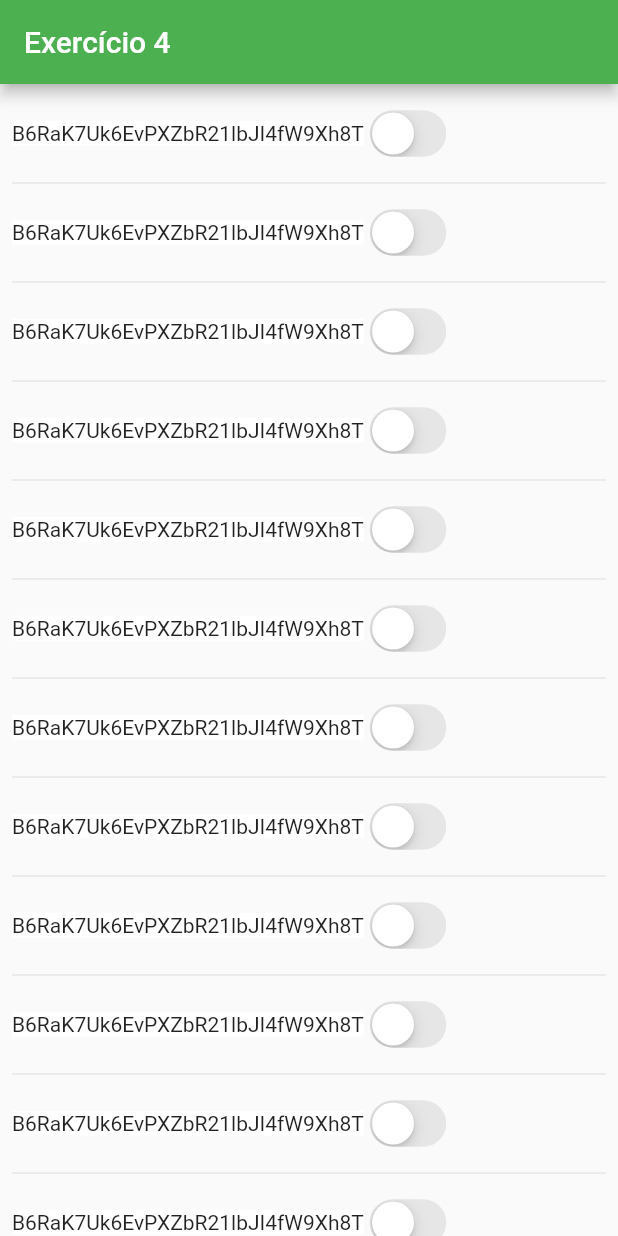
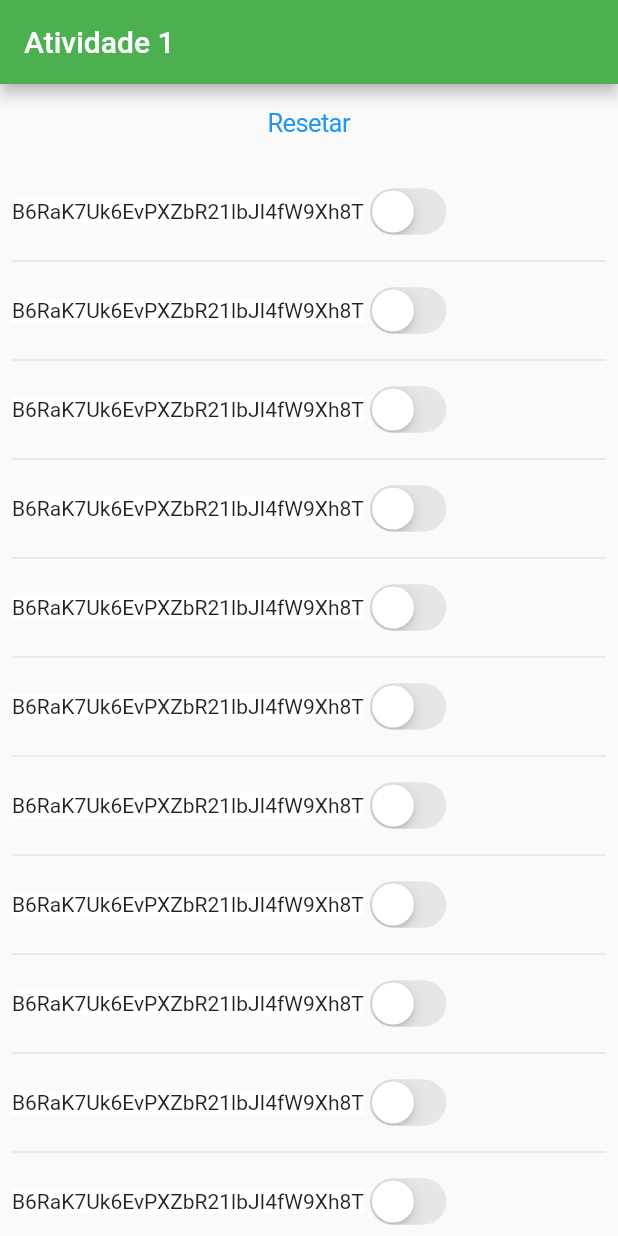
Before and after one commit to Italord0/flutter-atividade-1, a Flutter app: the screen it shows after launch, on a phone screen of 412 x 824 dp. Run offline on Flutter 3.47's test engine with Material 2 defaults, Android fonts, the phone set to English and light mode, and no system bars; our stand-ins replace get_it, injectable.

```diff
--- a/lib/item.dart
+++ b/lib/data/item.dart
@@ -1,5 +1,3 @@
-import 'dart:ffi';
-
 class Item {
   String content;
   bool enabled;
--- /dev/null
+++ b/lib/domain/dataSource/item_datasource.dart
@@ -0,0 +1,5 @@
+import 'package:hello_world/data/item.dart';
+
+abstract class ItemDataSource{
+  List<Item> getItems(int numberOfItems);
+}
--- /dev/null
+++ b/lib/domain/repository/item_repository.dart
@@ -0,0 +1,5 @@
+import 'package:hello_world/data/item.dart';
+
+abstract class ItemRepository{
+  List<Item> get1000Items();
+}
--- a/lib/item_widget.dart
+++ b/lib/item_widget.dart
@@ -1,6 +1,6 @@
 import 'package:flutter/cupertino.dart';
 import 'package:flutter/material.dart';
-import 'package:hello_world/item.dart';
+import 'package:hello_world/data/item.dart';
 
 class ItemWidget extends StatefulWidget {
 
--- a/lib/main.dart
+++ b/lib/main.dart
@@ -1,30 +1,64 @@
+import 'package:flutter/cupertino.dart';
 import 'package:flutter/material.dart';
-import 'package:hello_world/item.dart';
+import 'package:hello_world/data/item.dart';
+import 'package:hello_world/domain/repository/item_repository.dart';
+import 'package:hello_world/inject/inject.dart';
 import 'package:hello_world/item_widget.dart';
-import 'package:hello_world/utils.dart';
-void main() {
+void main()  {
+  configureDependencies();
 
-  final List<Item> entries = List.generate(1000, (index) => Item(
-      Utils.generateRandomStrings(30),
-      Utils.generateRandomEnabledState()));
+  final itemRepository = getIt<ItemRepository>();
+  final data = itemRepository.get1000Items();
+  final initialList = List<Item>.unmodifiable(data);
 
-  runApp(
-      MaterialApp(
+  runApp(MyApp(data,initialList));
+}
+
+class MyApp extends StatefulWidget {
+
+  List<Item> itemList;
+  final List<Item> initialList;
+
+  MyApp(this.itemList,this.initialList);
+
+  @override
+  State<StatefulWidget> createState() => _MyAppState();
+
+}
+
+class _MyAppState extends State<MyApp>{
+
+  @override
+  Widget build (BuildContext context) {
+
+    return MaterialApp(
       debugShowCheckedModeBanner: false,
       home: Scaffold(
           appBar: AppBar(
-            title: const Text('Exercício 4'),
+            title: const Text('Atividade 1'),
             backgroundColor: Colors.green,
           ),
-          body: ListView.separated(
+          body: Column(
+            children: [
+              CupertinoButton(child: Text("Resetar"), onPressed: () {
+                setState(() {
+                  widget.itemList = [];
+                });
+              }),
+              Expanded(child:
+              ListView.separated(
+                shrinkWrap: true,
                 padding: const EdgeInsets.all(8),
-            itemCount: entries.length,
+                itemCount: widget.itemList.length,
                 itemBuilder: (BuildContext context, int index) {
-              return ItemWidget(entries[index]);
+                  return ItemWidget(widget.itemList[index]);
                 },
                 separatorBuilder: (BuildContext context, int index) => const Divider(),
+              ))
+            ],
           )
       ),
-      )
     );
   }
+
+}
--- a/pubspec.yaml
+++ b/pubspec.yaml
@@ -29,6 +29,8 @@ environment:
 dependencies:
   flutter:
     sdk: flutter
+  injectable:
+  get_it:
 
 
   # The following adds the Cupertino Icons font to your application.
@@ -38,6 +40,8 @@ dependencies:
 dev_dependencies:
   flutter_test:
     sdk: flutter
+  injectable_generator:
+  build_runner:
 
   # The "flutter_lints" package below contains a set of recommended lints to
   # encourage good coding practices. The lint set provided by the package is
```
Also changed, not shown: lib/domain/dataSource/item_datasource_impl.dart (added, +17 -0 lines), lib/domain/repository/item_repository_impl.dart (added, +15 -0 lines), lib/inject/inject.dart (added, +12 -0 lines), lib/inject/inject.config.dart (added), pubspec.lock. Lines whose indentation alone changed are shown as unchanged.
